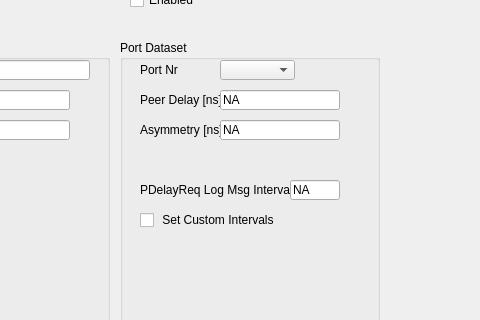
Above: UCM/Library/UniversalConfigurationManager/PtpTcTab/Ucm_PtpTcTab.ui from NetTimeLogic/UniversalConfigurationManager before the change; both pictures show x 170 to 650 and y 210 to 530 of the 1374 by 774 pixel window. Below: the same form after it.
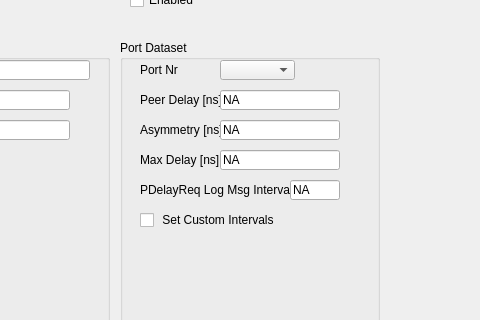
That is the form after the change.

```diff
--- a/UCM/Library/UniversalConfigurationManager/PtpTcTab/Ucm_PtpTcTab.ui
+++ b/UCM/Library/UniversalConfigurationManager/PtpTcTab/Ucm_PtpTcTab.ui
@@ -487,6 +487,38 @@
      <bool>false</bool>
     </property>
    </widget>
+   <widget class="QLineEdit" name="PtpTcPortDsMaxPeerDelayValue">
+    <property name="enabled">
+     <bool>true</bool>
+    </property>
+    <property name="geometry">
+     <rect>
+      <x>100</x>
+      <y>110</y>
+      <width>120</width>
+      <height>20</height>
+     </rect>
+    </property>
+    <property name="text">
+     <string>NA</string>
+    </property>
+    <property name="readOnly">
+     <bool>false</bool>
+    </property>
+   </widget>
+   <widget class="QLabel" name="PtpTcPortDsMaxPeerDelayLabel">
+    <property name="geometry">
+     <rect>
+      <x>20</x>
+      <y>110</y>
+      <width>80</width>
+      <height>20</height>
+     </rect>
+    </property>
+    <property name="text">
+     <string>Max Delay [ns]</string>
+    </property>
+   </widget>
   </widget>
   <widget class="QLabel" name="PtpTcInstanceLabel">
    <property name="geometry">
```
